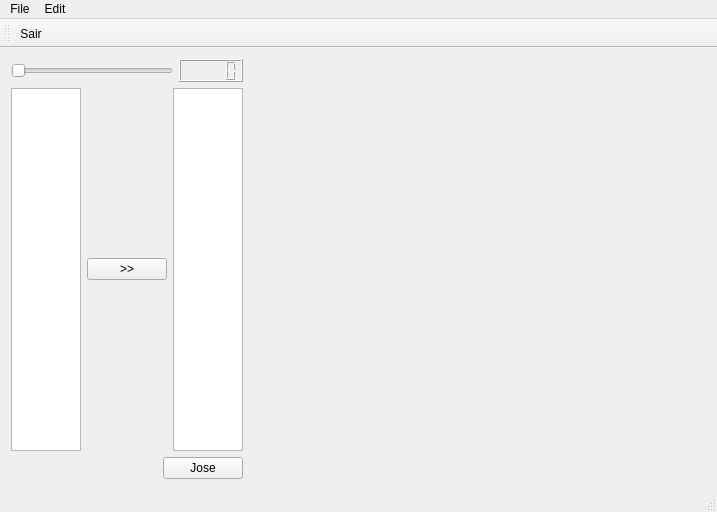
Old version of the form helloqt/mainwindow.ui in the repository agostinhobritojr/dca0201.
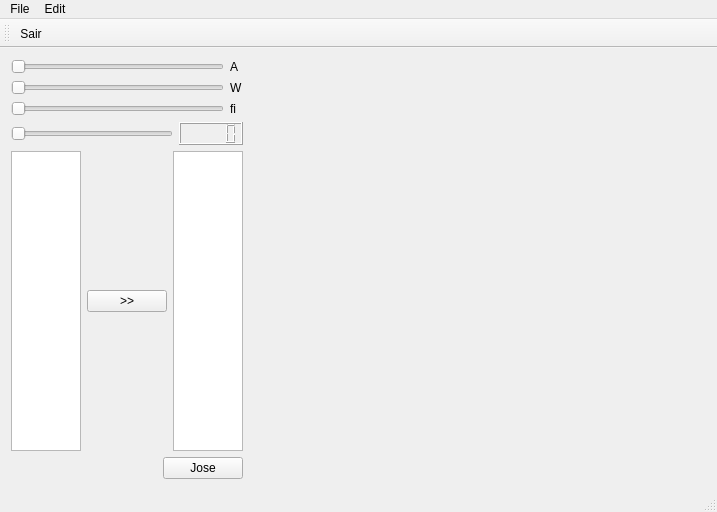
New version of the form. Icons and pictures are not drawn. Custom widgets are drawn as their Qt base class.

What changed in the file:
```diff
--- a/helloqt/mainwindow.ui
+++ b/helloqt/mainwindow.ui
@@ -17,6 +17,52 @@
    <layout class="QHBoxLayout" name="horizontalLayout_4" stretch="30,60">
     <item>
      <layout class="QVBoxLayout" name="verticalLayout">
+      <item>
+       <layout class="QGridLayout" name="gridLayout">
+        <item row="0" column="0">
+         <widget class="QSlider" name="horizontalSliderA">
+          <property name="orientation">
+           <enum>Qt::Horizontal</enum>
+          </property>
+         </widget>
+        </item>
+        <item row="0" column="1">
+         <widget class="QLabel" name="label">
+          <property name="text">
+           <string>A</string>
+          </property>
+         </widget>
+        </item>
+        <item row="1" column="0">
+         <widget class="QSlider" name="horizontalSliderW">
+          <property name="orientation">
+           <enum>Qt::Horizontal</enum>
+          </property>
+         </widget>
+        </item>
+        <item row="1" column="1">
+         <widget class="QLabel" name="label_2">
+          <property name="text">
+           <string>W</string>
+          </property>
+         </widget>
+        </item>
+        <item row="2" column="0">
+         <widget class="QSlider" name="horizontalSliderFi">
+          <property name="orientation">
+           <enum>Qt::Horizontal</enum>
+          </property>
+         </widget>
+        </item>
+        <item row="2" column="1">
+         <widget class="QLabel" name="label_3">
+          <property name="text">
+           <string>fi</string>
+          </property>
+         </widget>
+        </item>
+       </layout>
+      </item>
       <item>
        <layout class="QHBoxLayout" name="horizontalLayout">
         <item>
```
Left out of the diff: 35 changed lines with no effect on the pictures.
